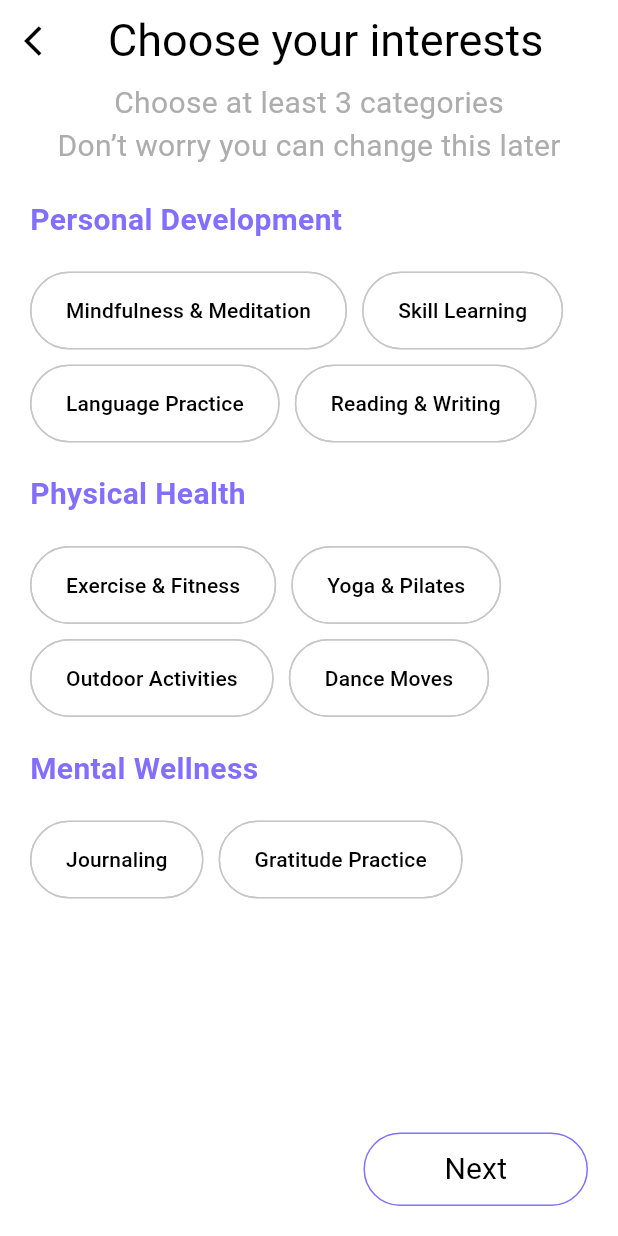
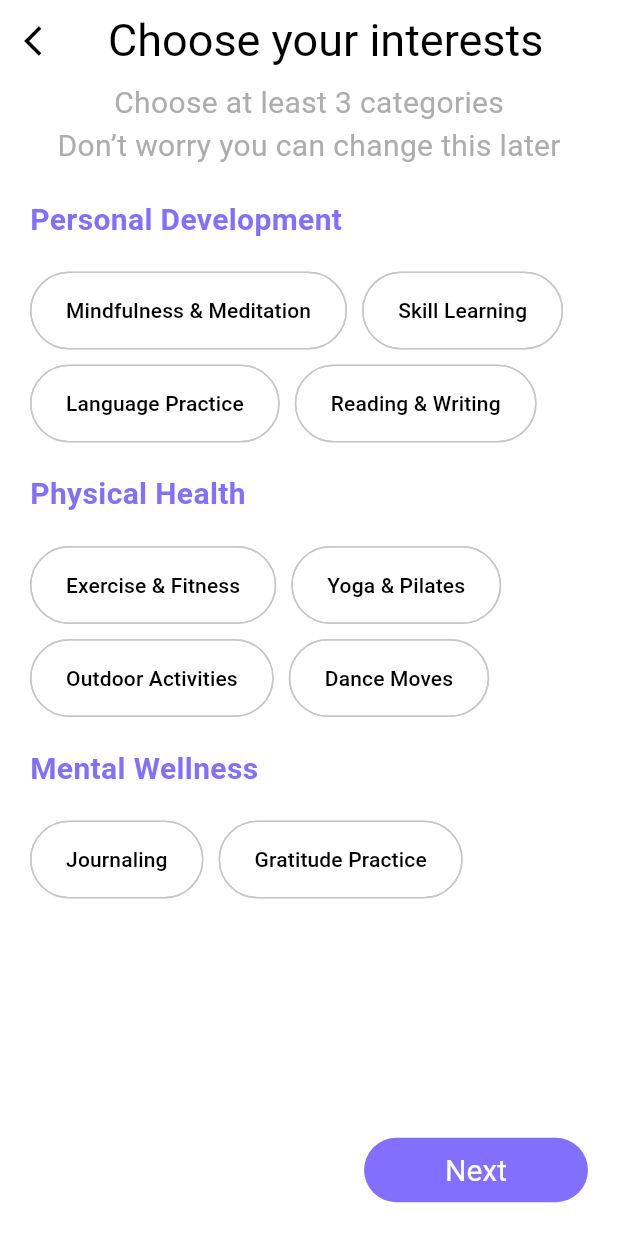
Before and after one commit to jjlamach/spontaneo_pro, a Flutter app: the screen it shows after launch, after a tap on "Register", on a phone screen of 412 x 824 dp. Run offline on Flutter 3.47's test engine with Material 3 defaults, Android fonts, the phone set to English and light mode, and no system bars; our stand-ins replace bloc, firebase_core, flutter_bloc, freezed_annotation, get_it, go_router and 1 more; accounts and stored records are empty.

Commit message:
Primary Button Style

```diff
--- a/lib/main.dart
+++ b/lib/main.dart
@@ -42,6 +42,28 @@ class SpontaneoApp extends StatelessWidget {
         title: 'Spontaneo App',
         theme: ThemeData(
           useMaterial3: true,
+          appBarTheme: const AppBarTheme(
+            surfaceTintColor: Colors.transparent,
+          ),
+          outlinedButtonTheme: const OutlinedButtonThemeData(
+            style: ButtonStyle(
+              foregroundColor: MaterialStatePropertyAll(Colors.white),
+              backgroundColor: MaterialStatePropertyAll(
+                Color(0xff836FFF),
+              ),
+              side: MaterialStatePropertyAll(
+                BorderSide(
+                  color: Colors.transparent,
+                ),
+              ),
+              textStyle: MaterialStatePropertyAll(
+                TextStyle(
+                  fontSize: 20,
+                  fontWeight: FontWeight.w400,
+                ),
+              ),
+            ),
+          ),
           inputDecorationTheme: const InputDecorationTheme(
             contentPadding: EdgeInsets.symmetric(
               vertical: 8.0,
--- a/lib/views/onboarding/finish_registration_page.dart
+++ b/lib/views/onboarding/finish_registration_page.dart
@@ -1,4 +1,3 @@
-import 'package:flutter/cupertino.dart';
 import 'package:flutter/material.dart';
 import 'package:spontaneo_pro/strings.dart';
 
--- a/lib/views/onboarding/select_your_interests_page.dart
+++ b/lib/views/onboarding/select_your_interests_page.dart
@@ -144,12 +144,7 @@ class _SelectYourInterestsPageState extends State<SelectYourInterestsPage> {
             Align(
               alignment: Alignment.bottomRight,
               child: OutlinedButton(
-                style: OutlinedButton.styleFrom(
-                  foregroundColor: Colors.black,
-                  side: const BorderSide(
-                    color: AppColor.purple,
-                  ),
-                ),
+                style: Theme.of(context).outlinedButtonTheme.style,
                 onPressed: () {
                   context
                       .read<InterestsCubit>()
@@ -163,10 +158,6 @@ class _SelectYourInterestsPageState extends State<SelectYourInterestsPage> {
                   ),
                   child: Text(
                     Strings.next,
-                    style: TextStyle(
-                      fontSize: 20.0,
-                      fontWeight: FontWeight.w400,
-                    ),
                   ),
                 ),
               ),
```
